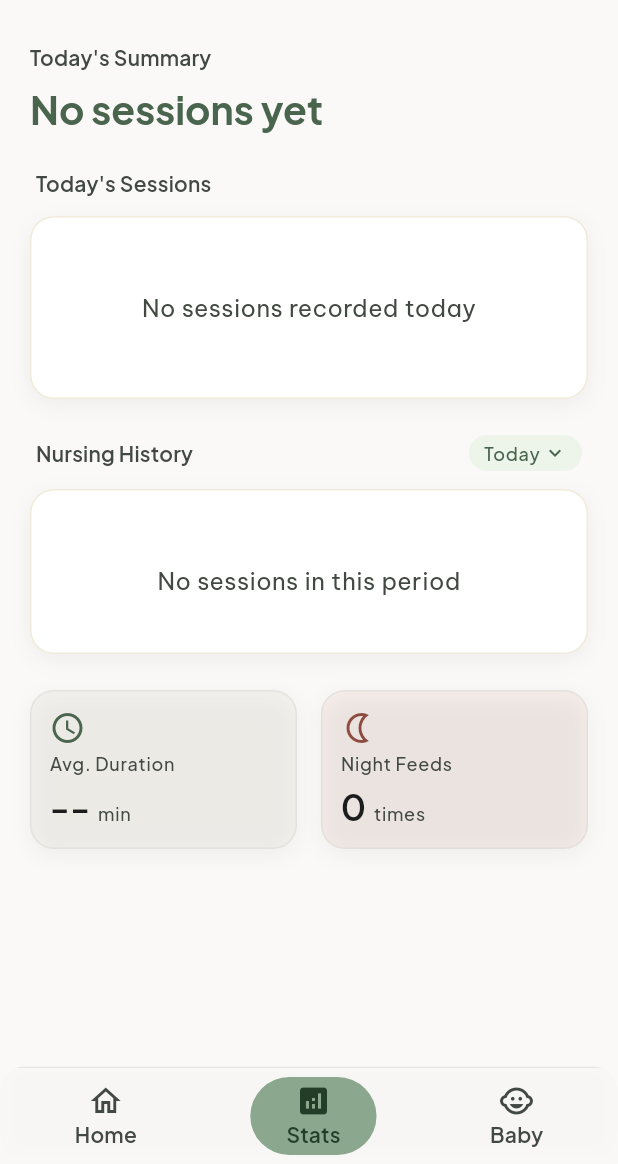
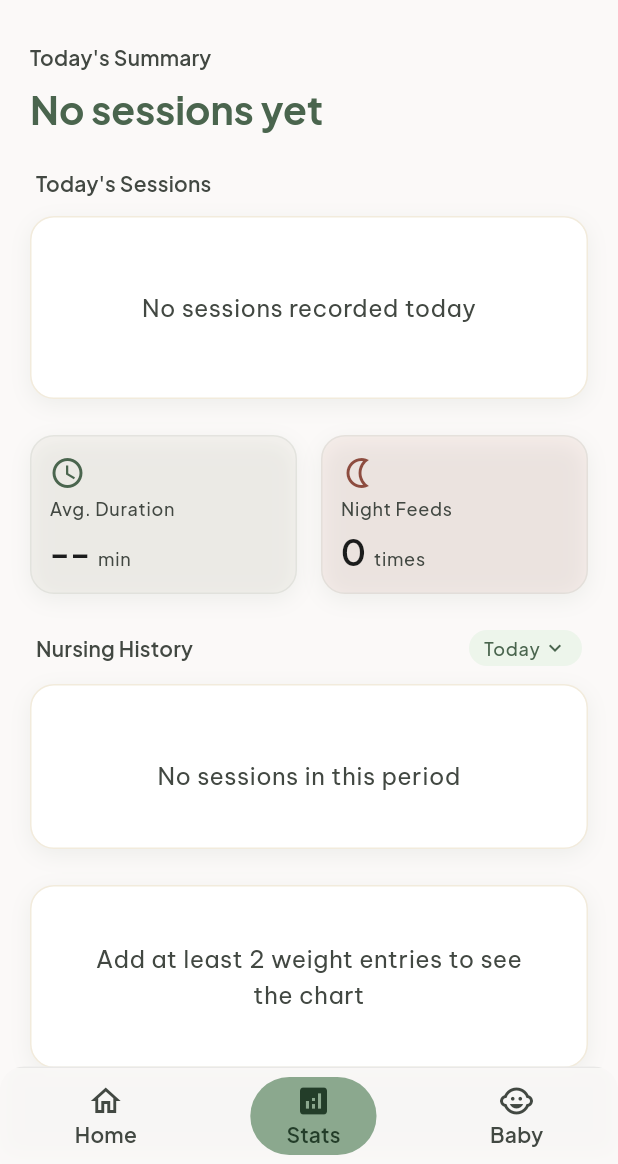
Before and after one commit to myniqx/nursing-pulse, a Flutter app: the screen it shows after launch, item 2 of the bottom bar chosen, on a phone screen of 412 x 824 dp, the part 72-1236 px from its top. Run offline on Flutter 3.47's test engine with Material 3 defaults, Android fonts, the phone set to English and light mode, and no system bars; our stand-ins replace fl_chart, google_fonts, shared_preferences; accounts and stored records are empty.

Commit message:
Add weight chart, fix bar chart performance, and remove hardcoded data
- Add WeightChart widget using fl_chart with smart x-axis label density,
  dot visibility threshold, and styled tooltip (rounded corners, primary border)
- Move nursing history stat cards inside the chart card for visual cohesion
- Cache bar data and stats in NursingHistoryChart to avoid recomputation
  on every tap; animate only when range or data actually changes
- Fix bar equality check to compare by value instead of list reference
- Wire home screen Diapers tile to real BabyRepository data

Co-Authored-By: Claude Sonnet 4.6 <noreply@anthropic.com>

```diff
--- a/lib/features/stats/nursing_history_chart.dart
+++ b/lib/features/stats/nursing_history_chart.dart
@@ -30,11 +30,43 @@ class _NursingHistoryChartState extends State<NursingHistoryChart> {
   late DateTimeRange _range;
   int? _selectedBarIndex;
 
+  // Cached computations — only rebuilt when range or widget data changes
+  late List<_BarData> _cachedBars;
+  late int _cachedMaxMin;
+
   @override
   void initState() {
     super.initState();
     final today = _d(DateTime.now());
     _range = DateTimeRange(start: today, end: today);
+    _rebuildCache();
+  }
+
+  @override
+  void didUpdateWidget(NursingHistoryChart old) {
+    super.didUpdateWidget(old);
+    if (old.sessions != widget.sessions ||
+        old.diapers != widget.diapers ||
+        old.weights != widget.weights) {
+      _rebuildCache();
+    }
+  }
+
+  void _rebuildCache() {
+    _cachedBars = _bars;
+    _cachedMaxMin = _cachedBars.fold(0, (m, b) => math.max(m, b.minutes));
+    _rebuildStats();
+  }
+
+  late _PeriodStats _cachedStats;
+
+  void _rebuildStats() {
+    if (_selectedBarIndex != null && _selectedBarIndex! < _cachedBars.length) {
+      final bar = _cachedBars[_selectedBarIndex!];
+      _cachedStats = _statsFor(DateTimeRange(start: bar.periodStart, end: bar.periodEnd));
+    } else {
+      _cachedStats = _statsFor(_range);
+    }
   }
 
   // ---------------------------------------------------------------------------
@@ -182,13 +214,6 @@ class _NursingHistoryChartState extends State<NursingHistoryChart> {
     );
   }
 
-  _PeriodStats get _currentStats {
-    if (_selectedBarIndex != null) {
-      final bar = _bars[_selectedBarIndex!];
-      return _statsFor(DateTimeRange(start: bar.periodStart, end: bar.periodEnd));
-    }
-    return _statsFor(_range);
-  }
 
   // ---------------------------------------------------------------------------
   // Range picker
@@ -204,6 +229,7 @@ class _NursingHistoryChartState extends State<NursingHistoryChart> {
         onSelect: (r) => setState(() {
           _range = r;
           _selectedBarIndex = null;
+          _rebuildCache();
         }),
       ),
     );
@@ -215,10 +241,10 @@ class _NursingHistoryChartState extends State<NursingHistoryChart> {
 
   @override
   Widget build(BuildContext context) {
-    final bars = _bars;
-    final maxMin = bars.fold(0, (m, b) => math.max(m, b.minutes));
+    final bars = _cachedBars;
+    final maxMin = _cachedMaxMin;
     final step = _labelStep(bars.length);
-    final stats = _currentStats;
+    final stats = _cachedStats;
     final isEmpty = bars.every((b) => b.minutes == 0);
 
     return Column(
@@ -284,6 +310,7 @@ class _NursingHistoryChartState extends State<NursingHistoryChart> {
                   selectedIndex: _selectedBarIndex,
                   onBarTap: (i) => setState(() {
                     _selectedBarIndex = _selectedBarIndex == i ? null : i;
+                    _rebuildStats();
                   }),
                 ),
               if (_rangeDays == 1 && !isEmpty) ...[
@@ -299,23 +326,18 @@ class _NursingHistoryChartState extends State<NursingHistoryChart> {
                   ],
                 ),
               ],
-            ],
+              if (!isEmpty) ...[
+                const Divider(color: AppColors.surfaceContainerHigh, height: AppSpacing.stackLg * 2),
+                if (_selectedBarIndex != null) ...[
+                  Text(
+                    _cachedBars[_selectedBarIndex!].label,
+                    style: Theme.of(context).textTheme.labelSmall?.copyWith(
+                          color: AppColors.primary,
+                          fontWeight: FontWeight.w700,
                         ),
                   ),
-
-        // Stats cards
-        if (!isEmpty) ...[
                   const SizedBox(height: AppSpacing.stackMd),
-          if (_selectedBarIndex != null)
-            Padding(
-              padding: const EdgeInsets.only(bottom: AppSpacing.stackSm, left: 4),
-              child: Text(
-                'Selected: ${_bars[_selectedBarIndex!].label}',
-                style: Theme.of(context).textTheme.labelSmall?.copyWith(
-                      color: AppColors.primary,
-                    ),
-              ),
-            ),
+                ],
                 Row(
                   children: [
                     Expanded(child: _MiniStatCard(
@@ -345,6 +367,9 @@ class _NursingHistoryChartState extends State<NursingHistoryChart> {
                   ],
                 ),
               ],
+            ],
+          ),
+        ),
       ],
     );
   }
@@ -398,10 +423,18 @@ class _InteractiveBarChartState extends State<_InteractiveBarChart>
   @override
   void didUpdateWidget(_InteractiveBarChart old) {
     super.didUpdateWidget(old);
-    // Only animate when bar data changes, not on tap (selectedIndex change)
-    if (old.bars != widget.bars) {
+    // Compare by value, not reference — bars getter creates a new list every build
+    if (!_barsEqual(old.bars, widget.bars)) {
       _ctrl.forward(from: 0);
     }
+  }
+
+  bool _barsEqual(List<_BarData> a, List<_BarData> b) {
+    if (a.length != b.length) return false;
+    for (var i = 0; i < a.length; i++) {
+      if (a[i].minutes != b[i].minutes || a[i].label != b[i].label) return false;
+    }
+    return true;
   }
 
   @override
@@ -532,8 +565,12 @@ class _MiniStatCard extends StatelessWidget {
 
   @override
   Widget build(BuildContext context) {
-    return NpCard(
+    return Container(
       padding: const EdgeInsets.all(AppSpacing.stackMd),
+      decoration: BoxDecoration(
+        color: AppColors.surfaceContainerLow,
+        borderRadius: BorderRadius.circular(AppRadius.md),
+      ),
       child: Column(
         crossAxisAlignment: CrossAxisAlignment.start,
         children: [
--- a/lib/features/stats/stats_screen.dart
+++ b/lib/features/stats/stats_screen.dart
@@ -7,6 +7,7 @@ import '../../data/repositories/session_repository.dart';
 import '../../shared/app_theme.dart';
 import '../../shared/widgets/np_card.dart';
 import '../../shared/widgets/np_stat_tile.dart';
+import '../../shared/widgets/weight_chart.dart';
 import 'nursing_history_chart.dart';
 
 class StatsScreen extends StatefulWidget {
@@ -118,16 +119,18 @@ class _StatsScreenState extends State<StatsScreen> {
               onEdit: _showEditSheet,
             ),
             const SizedBox(height: AppSpacing.stackLg),
+            _InsightsBento(
+              avgMinutes: _avgDurationMinutes,
+              nightFeeds: _nightFeedCount,
+            ),
+            const SizedBox(height: AppSpacing.stackLg),
             NursingHistoryChart(
               sessions: _sessions,
               diapers: _diapers,
               weights: _weights,
             ),
             const SizedBox(height: AppSpacing.stackLg),
-            _InsightsBento(
-              avgMinutes: _avgDurationMinutes,
-              nightFeeds: _nightFeedCount,
-            ),
+            WeightChart(weights: _weights),
           ],
         ),
       ),
--- /dev/null
+++ b/lib/shared/widgets/weight_chart.dart
@@ -0,0 +1,195 @@
+import 'package:fl_chart/fl_chart.dart';
+import 'package:flutter/material.dart';
+import '../../data/models/weight_entry.dart';
+import '../app_theme.dart';
+import 'np_card.dart';
+
+class WeightChart extends StatelessWidget {
+  const WeightChart({super.key, required this.weights});
+
+  final List<WeightEntry> weights;
+
+  @override
+  Widget build(BuildContext context) {
+    // Need at least 2 points for a line
+    if (weights.length < 2) {
+      return NpCard(
+        child: Center(
+          child: Padding(
+            padding: const EdgeInsets.all(AppSpacing.stackLg),
+            child: Text(
+              'Add at least 2 weight entries to see the chart',
+              textAlign: TextAlign.center,
+              style: Theme.of(context).textTheme.bodyMedium?.copyWith(
+                color: AppColors.onSurfaceVariant,
+              ),
+            ),
+          ),
+        ),
+      );
+    }
+
+    // Sort ascending by date for chart
+    final sorted = [...weights]..sort((a, b) => a.date.compareTo(b.date));
+
+    final spots = sorted.asMap().entries.map((e) {
+      return FlSpot(e.key.toDouble(), e.value.grams / 1000);
+    }).toList();
+
+    final minY =
+        (sorted.map((w) => w.grams).reduce((a, b) => a < b ? a : b) / 1000) -
+        0.1;
+    final maxY =
+        (sorted.map((w) => w.grams).reduce((a, b) => a > b ? a : b) / 1000) +
+        0.1;
+
+    final n = sorted.length;
+    final labelStep = (n / 8).ceil().clamp(1, n);
+
+    return Column(
+      crossAxisAlignment: CrossAxisAlignment.start,
+      children: [
+        Text(
+          'Weight Progress',
+          style: Theme.of(
+            context,
+          ).textTheme.labelLarge?.copyWith(color: AppColors.onSurfaceVariant),
+        ),
+        const SizedBox(height: AppSpacing.stackMd),
+        NpCard(
+          padding: const EdgeInsets.fromLTRB(
+            AppSpacing.stackLg,
+            AppSpacing.stackLg,
+            AppSpacing.stackLg,
+            AppSpacing.stackSm,
+          ),
+          child: SizedBox(
+            height: 200,
+            child: LineChart(
+              LineChartData(
+                minY: minY,
+                maxY: maxY,
+                gridData: FlGridData(
+                  show: true,
+                  drawVerticalLine: false,
+                  getDrawingHorizontalLine: (_) => FlLine(
+                    color: AppColors.outlineVariant.withValues(alpha: 0.40),
+                    strokeWidth: 1,
+                  ),
+                ),
+                borderData: FlBorderData(show: false),
+                titlesData: FlTitlesData(
+                  leftTitles: AxisTitles(
+                    sideTitles: SideTitles(
+                      showTitles: true,
+                      reservedSize: 42,
+                      getTitlesWidget: (value, _) => Text(
+                        '${value.toStringAsFixed(1)}kg',
+                        style: Theme.of(context).textTheme.labelSmall?.copyWith(
+                          color: AppColors.onSurfaceVariant,
+                          fontSize: 10,
+                        ),
+                      ),
+                    ),
+                  ),
+                  bottomTitles: AxisTitles(
+                    sideTitles: SideTitles(
+                      showTitles: true,
+                      reservedSize: 28,
+                      getTitlesWidget: (value, _) {
+                        final idx = value.toInt();
+                        if (idx < 0 || idx >= sorted.length) {
+                          return const SizedBox.shrink();
+                        }
+                        // Only show label every labelStep points
+                        if (idx % labelStep != 0 && idx != sorted.length - 1) {
+                          return const SizedBox.shrink();
+                        }
+                        final dt = sorted[idx].date;
+                        return Padding(
+                          padding: const EdgeInsets.only(top: 6),
+                          child: Text(
+                            '${dt.day}/${dt.month}',
+                            style: Theme.of(context).textTheme.labelSmall
+                                ?.copyWith(
+                                  color: AppColors.onSurfaceVariant,
+                                  fontSize: 10,
+                                ),
+                          ),
+                        );
+                      },
+                    ),
+                  ),
+                  rightTitles: const AxisTitles(
+                    sideTitles: SideTitles(showTitles: false),
+                  ),
+                  topTitles: const AxisTitles(
+                    sideTitles: SideTitles(showTitles: false),
+                  ),
+                ),
+                lineTouchData: LineTouchData(
+                  touchTooltipData: LineTouchTooltipData(
+                    getTooltipColor: (_) => AppColors.surfaceContainerLowest,
+                    tooltipRoundedRadius: AppRadius.md,
+                    tooltipBorder: BorderSide(
+                      color: AppColors.primary.withValues(alpha: 0.35),
+                      width: 1.5,
+                    ),
+                    getTooltipItems: (touchedSpots) => touchedSpots.map((s) {
+                      final idx = s.x.toInt().clamp(0, sorted.length - 1);
+                      final dt = sorted[idx].date;
+                      final dateStr = '${dt.day}/${dt.month}/${dt.year}';
+                      return LineTooltipItem(
+                        '${s.y.toStringAsFixed(2)} kg\n',
+                        Theme.of(context).textTheme.labelLarge!.copyWith(
+                          color: AppColors.primary,
+                        ),
+                        children: [
+                          TextSpan(
+                            text: dateStr,
+                            style: Theme.of(context).textTheme.labelSmall!
+                                .copyWith(color: AppColors.onSurfaceVariant),
+                          ),
+                        ],
+                      );
+                    }).toList(),
+                  ),
+                ),
+                lineBarsData: [
+                  LineChartBarData(
+                    spots: spots,
+                    isCurved: true,
+                    curveSmoothness: 0.3,
+                    color: AppColors.primary,
+                    barWidth: 2.5,
+                    dotData: FlDotData(
+                      show: n <= 10,
+                      getDotPainter: (spot, xIndex, bar, isFirst) =>
+                          FlDotCirclePainter(
+                            radius: 4,
+                            color: AppColors.surfaceContainerLowest,
+                            strokeWidth: 2,
+                            strokeColor: AppColors.primary,
+                          ),
+                    ),
+                    belowBarData: BarAreaData(
+                      show: true,
+                      gradient: LinearGradient(
+                        begin: Alignment.topCenter,
+                        end: Alignment.bottomCenter,
+                        colors: [
+                          AppColors.primary.withValues(alpha: 0.15),
+                          AppColors.primary.withValues(alpha: 0.0),
+                        ],
+                      ),
+                    ),
+                  ),
+                ],
+              ),
+            ),
+          ),
+        ),
+      ],
+    );
+  }
+}
--- a/pubspec.yaml
+++ b/pubspec.yaml
@@ -34,6 +34,7 @@ dependencies:
   cupertino_icons: ^1.0.8
   google_fonts: ^6.2.1
   shared_preferences: ^2.3.2
+  fl_chart: ^0.70.2
 
 dev_dependencies:
   flutter_test:
```
Also changed, not shown: lib/features/home/home_screen.dart (+16 -1 lines), pubspec.lock. Lines whose indentation alone changed are shown as unchanged.
